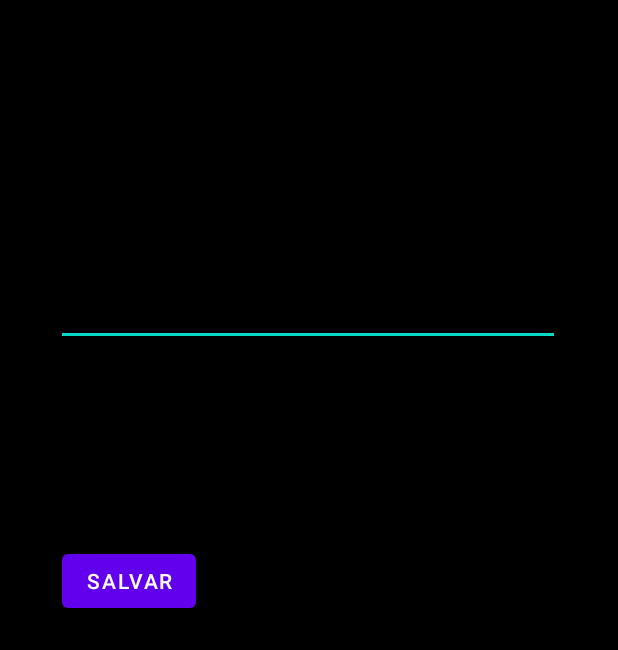
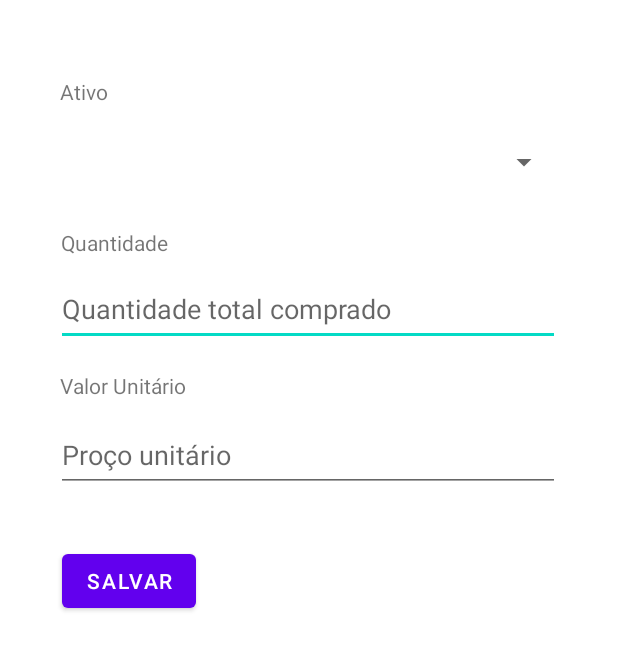
Before and after one commit to LaranjeiraPC/laFinance_Mobile, an Android app: the CadastraCompraActivity screen opened directly, with no data from a screen before it, on a phone screen of 412 x 824 dp. Shown: the top 650 px of the screen. Run offline under Robolectric (Android 15) with nearby library versions, the phone set to English and light mode, and no system bars; 1 statement that could not run was skipped.

Commit message:
Adcicionado a cor branco no plano de fundo da tela de cadastro de compras - carteira

```diff
--- a/app/src/main/res/layout/activity_cadastra_compra.xml
+++ b/app/src/main/res/layout/activity_cadastra_compra.xml
@@ -4,8 +4,8 @@
     xmlns:tools="http://schemas.android.com/tools"
     android:layout_width="match_parent"
     android:layout_height="match_parent"
-    tools:context=".activity.CadastraCompraActivity"
-    android:background="@color/black">
+    android:background="@color/white"
+    tools:context=".activity.CadastraCompraActivity">
 
     <TextView
         android:id="@+id/textView"
```
